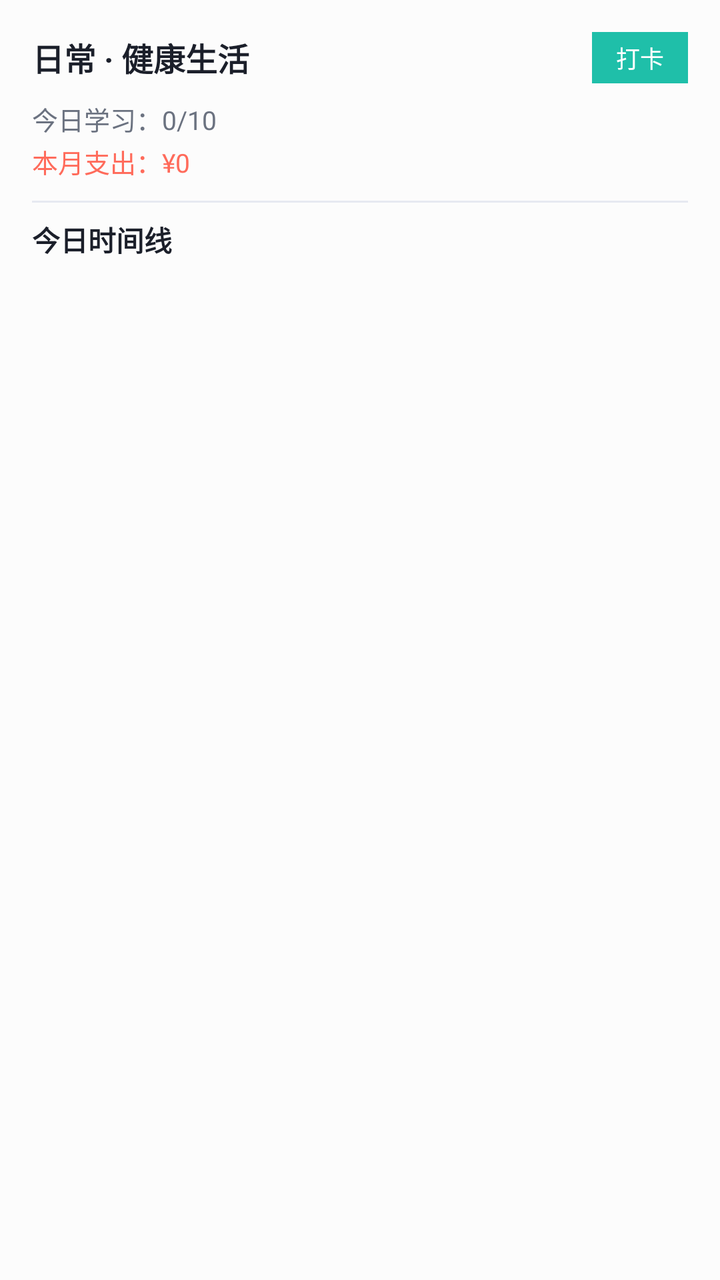
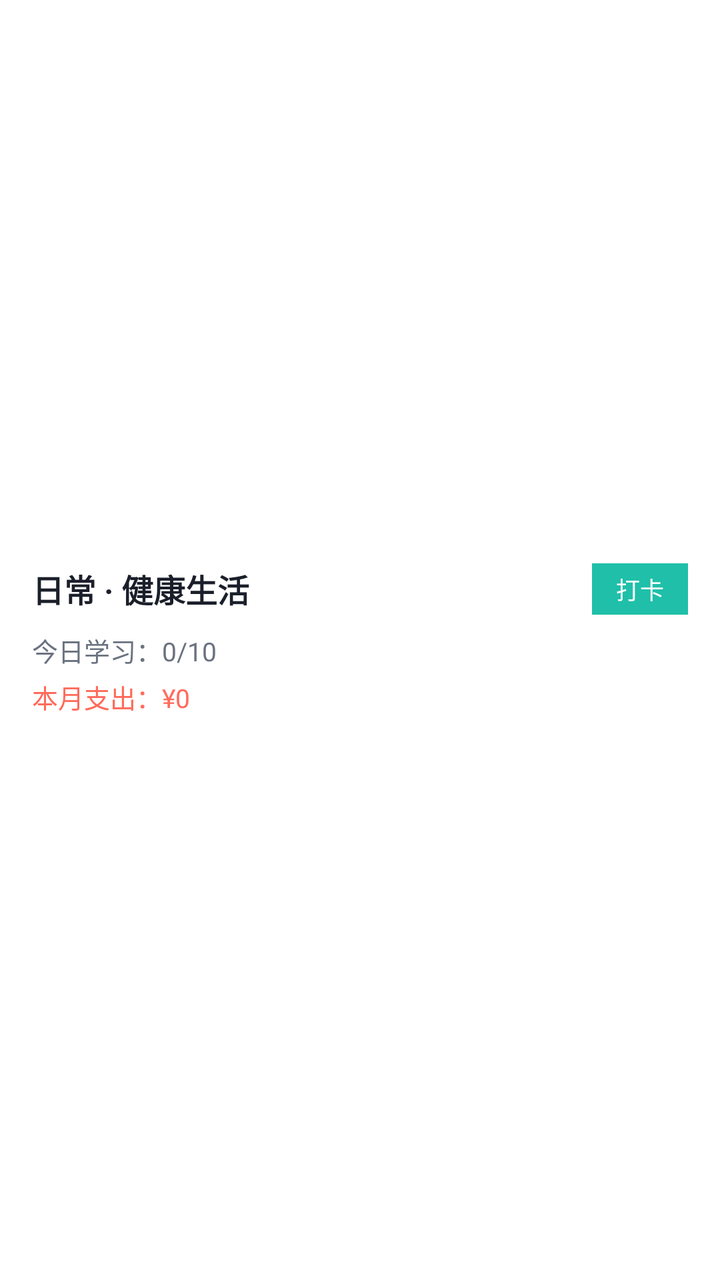

Screens rendered from an Android XML layout before and after an edit, with the pre-edit source and the edit as a unified diff.
<!-- AndroidManifest.xml: application theme Theme.AppCompat.Light.NoActionBar -->
<!-- res/layout/widget_health_card.xml -->
<?xml version="1.0" encoding="utf-8"?>
<LinearLayout xmlns:android="http://schemas.android.com/apk/res/android"
    android:layout_width="match_parent"
    android:layout_height="match_parent"
    android:background="#80FFFFFF"
    android:padding="16dp"
    android:orientation="vertical">

    
    <LinearLayout
        android:layout_width="match_parent"
        android:layout_height="wrap_content"
        android:orientation="horizontal"
        android:gravity="center_vertical">
        <TextView
            android:layout_width="0dp"
            android:layout_weight="1"
            android:layout_height="wrap_content"
            android:text="日常 · 健康生活"
            android:textColor="#1B1F2A"
            android:textSize="16sp"
            android:textStyle="bold" />
        <TextView
            android:id="@+id/widget_btn_checkin"
            android:layout_width="wrap_content"
            android:layout_height="wrap_content"
            android:text="打卡"
            android:background="#1FBFA9"
            android:paddingLeft="12dp"
            android:paddingRight="12dp"
            android:paddingTop="4dp"
            android:paddingBottom="4dp"
            android:textColor="#FFFFFF"
            android:textSize="12sp" />
    </LinearLayout>

    <TextView
        android:id="@+id/widget_progress"
        android:layout_width="wrap_content"
        android:layout_height="wrap_content"
        android:layout_marginTop="8dp"
        android:text="今日学习：0/10"
        android:textColor="#6b7280"
        android:textSize="13sp" />

    <TextView
        android:id="@+id/widget_expense"
        android:layout_width="wrap_content"
        android:layout_height="wrap_content"
        android:layout_marginTop="2dp"
        android:text="本月支出：¥0"
        android:textColor="#FF6B5B"
        android:textSize="13sp" />

    <View
        android:layout_width="match_parent"
        android:layout_height="1dp"
        android:layout_marginTop="10dp"
        android:layout_marginBottom="8dp"
        android:background="#E6E9F1"/>

    <TextView
        android:layout_width="wrap_content"
        android:layout_height="wrap_content"
        android:text="今日时间线"
        android:textColor="#1B1F2A"
        android:textSize="14sp"
        android:textStyle="bold" />

    
    <LinearLayout
        android:layout_width="match_parent"
        android:layout_height="wrap_content"
        android:layout_marginTop="4dp"
        android:orientation="vertical">

        
        <LinearLayout android:id="@+id/widget_todo_item_1" android:layout_width="match_parent" android:layout_height="wrap_content" android:orientation="horizontal" android:gravity="center_vertical" android:paddingTop="4dp" android:paddingBottom="4dp" android:visibility="gone">
            <TextView android:id="@+id/widget_todo_check_1" android:layout_width="20dp" android:layout_height="20dp" android:text="☐" android:textSize="18sp" android:textColor="#1FBFA9" android:gravity="center"/>
            <TextView android:id="@+id/widget_todo_text_1" android:layout_width="wrap_content" android:layout_height="wrap_content" android:layout_marginLeft="8dp" android:textColor="#3A4152" android:textSize="13sp" />
        </LinearLayout>
        
        
        <LinearLayout android:id="@+id/widget_todo_item_2" android:layout_width="match_parent" android:layout_height="wrap_content" android:orientation="horizontal" android:gravity="center_vertical" android:paddingTop="4dp" android:paddingBottom="4dp" android:visibility="gone">
            <TextView android:id="@+id/widget_todo_check_2" android:layout_width="20dp" android:layout_height="20dp" android:text="☐" android:textSize="18sp" android:textColor="#1FBFA9" android:gravity="center"/>
            <TextView android:id="@+id/widget_todo_text_2" android:layout_width="wrap_content" android:layout_height="wrap_content" android:layout_marginLeft="8dp" android:textColor="#3A4152" android:textSize="13sp" />
        </LinearLayout>
        
        
        <LinearLayout android:id="@+id/widget_todo_item_3" android:layout_width="match_parent" android:layout_height="wrap_content" android:orientation="horizontal" android:gravity="center_vertical" android:paddingTop="4dp" android:paddingBottom="4dp" android:visibility="gone">
            <TextView android:id="@+id/widget_todo_check_3" android:layout_width="20dp" android:layout_height="20dp" android:text="☐" android:textSize="18sp" android:textColor="#1FBFA9" android:gravity="center"/>
            <TextView android:id="@+id/widget_todo_text_3" android:layout_width="wrap_content" android:layout_height="wrap_content" android:layout_marginLeft="8dp" android:textColor="#3A4152" android:textSize="13sp" />
        </LinearLayout>

        
        <LinearLayout android:id="@+id/widget_todo_item_4" android:layout_width="match_parent" android:layout_height="wrap_content" android:orientation="horizontal" android:gravity="center_vertical" android:paddingTop="4dp" android:paddingBottom="4dp" android:visibility="gone">
            <TextView android:id="@+id/widget_todo_check_4" android:layout_width="20dp" android:layout_height="20dp" android:text="☐" android:textSize="18sp" android:textColor="#1FBFA9" android:gravity="center"/>
            <TextView android:id="@+id/widget_todo_text_4" android:layout_width="wrap_content" android:layout_height="wrap_content" android:layout_marginLeft="8dp" android:textColor="#3A4152" android:textSize="13sp" />
        </LinearLayout>

        
        <LinearLayout android:id="@+id/widget_todo_item_5" android:layout_width="match_parent" android:layout_height="wrap_content" android:orientation="horizontal" android:gravity="center_vertical" android:paddingTop="4dp" android:paddingBottom="4dp" android:visibility="gone">
            <TextView android:id="@+id/widget_todo_check_5" android:layout_width="20dp" android:layout_height="20dp" android:text="☐" android:textSize="18sp" android:textColor="#1FBFA9" android:gravity="center"/>
            <TextView android:id="@+id/widget_todo_text_5" android:layout_width="wrap_content" android:layout_height="wrap_content" android:layout_marginLeft="8dp" android:textColor="#3A4152" android:textSize="13sp" />
        </LinearLayout>

        
        <LinearLayout android:id="@+id/widget_todo_item_6" android:layout_width="match_parent" android:layout_height="wrap_content" android:orientation="horizontal" android:gravity="center_vertical" android:paddingTop="4dp" android:paddingBottom="4dp" android:visibility="gone">
            <TextView android:id="@+id/widget_todo_check_6" android:layout_width="20dp" android:layout_height="20dp" android:text="☐" android:textSize="18sp" android:textColor="#1FBFA9" android:gravity="center"/>
            <TextView android:id="@+id/widget_todo_text_6" android:layout_width="wrap_content" android:layout_height="wrap_content" android:layout_marginLeft="8dp" android:textColor="#3A4152" android:textSize="13sp" />
        </LinearLayout>
        
        
        <LinearLayout android:id="@+id/widget_todo_item_7" android:layout_width="match_parent" android:layout_height="wrap_content" android:orientation="horizontal" android:gravity="center_vertical" android:paddingTop="4dp" android:paddingBottom="4dp" android:visibility="gone">
            <TextView android:id="@+id/widget_todo_check_7" android:layout_width="20dp" android:layout_height="20dp" android:text="☐" android:textSize="18sp" android:textColor="#1FBFA9" android:gravity="center"/>
            <TextView android:id="@+id/widget_todo_text_7" android:layout_width="wrap_content" android:layout_height="wrap_content" android:layout_marginLeft="8dp" android:textColor="#3A4152" android:textSize="13sp" />
        </LinearLayout>

        
        <LinearLayout android:id="@+id/widget_todo_item_8" android:layout_width="match_parent" android:layout_height="wrap_content" android:orientation="horizontal" android:gravity="center_vertical" android:paddingTop="4dp" android:paddingBottom="4dp" android:visibility="gone">
            <TextView android:id="@+id/widget_todo_check_8" android:layout_width="20dp" android:layout_height="20dp" android:text="☐" android:textSize="18sp" android:textColor="#1FBFA9" android:gravity="center"/>
            <TextView android:id="@+id/widget_todo_text_8" android:layout_width="wrap_content" android:layout_height="wrap_content" android:layout_marginLeft="8dp" android:textColor="#3A4152" android:textSize="13sp" />
        </LinearLayout>

    </LinearLayout>
</LinearLayout>
<!-- resources referenced by this layout -->
<resources>

</resources>

<!-- the commit's change to res/layout/widget_health_card.xml (unified diff, before → after) -->
@@ -2,11 +2,11 @@
 <LinearLayout xmlns:android="http://schemas.android.com/apk/res/android"
     android:layout_width="match_parent"
     android:layout_height="match_parent"
-    android:background="#80FFFFFF"
+    android:background="#FFFFFF"
     android:padding="16dp"
-    android:orientation="vertical">
+    android:orientation="vertical"
+    android:gravity="center_vertical">
 
-    
     <LinearLayout
         android:layout_width="match_parent"
         android:layout_height="wrap_content"
@@ -20,6 +20,8 @@
             android:textColor="#1B1F2A"
             android:textSize="16sp"
             android:textStyle="bold" />
+        
+        
         <TextView
             android:id="@+id/widget_btn_checkin"
             android:layout_width="wrap_content"
@@ -47,80 +49,8 @@
         android:id="@+id/widget_expense"
         android:layout_width="wrap_content"
         android:layout_height="wrap_content"
-        android:layout_marginTop="2dp"
+        android:layout_marginTop="4dp"
         android:text="本月支出：¥0"
         android:textColor="#FF6B5B"
         android:textSize="13sp" />
-
-    <View
-        android:layout_width="match_parent"
-        android:layout_height="1dp"
-        android:layout_marginTop="10dp"
-        android:layout_marginBottom="8dp"
-        android:background="#E6E9F1"/>
-
-    <TextView
-        android:layout_width="wrap_content"
-        android:layout_height="wrap_content"
-        android:text="今日时间线"
-        android:textColor="#1B1F2A"
-        android:textSize="14sp"
-        android:textStyle="bold" />
-
-    
-    <LinearLayout
-        android:layout_width="match_parent"
-        android:layout_height="wrap_content"
-        android:layout_marginTop="4dp"
-        android:orientation="vertical">
-
-        
-        <LinearLayout android:id="@+id/widget_todo_item_1" android:layout_width="match_parent" android:layout_height="wrap_content" android:orientation="horizontal" android:gravity="center_vertical" android:paddingTop="4dp" android:paddingBottom="4dp" android:visibility="gone">
-            <TextView android:id="@+id/widget_todo_check_1" android:layout_width="20dp" android:layout_height="20dp" android:text="☐" android:textSize="18sp" android:textColor="#1FBFA9" android:gravity="center"/>
-            <TextView android:id="@+id/widget_todo_text_1" android:layout_width="wrap_content" android:layout_height="wrap_content" android:layout_marginLeft="8dp" android:textColor="#3A4152" android:textSize="13sp" />
-        </LinearLayout>
-        
-        
-        <LinearLayout android:id="@+id/widget_todo_item_2" android:layout_width="match_parent" android:layout_height="wrap_content" android:orientation="horizontal" android:gravity="center_vertical" android:paddingTop="4dp" android:paddingBottom="4dp" android:visibility="gone">
-            <TextView android:id="@+id/widget_todo_check_2" android:layout_width="20dp" android:layout_height="20dp" android:text="☐" android:textSize="18sp" android:textColor="#1FBFA9" android:gravity="center"/>
-            <TextView android:id="@+id/widget_todo_text_2" android:layout_width="wrap_content" android:layout_height="wrap_content" android:layout_marginLeft="8dp" android:textColor="#3A4152" android:textSize="13sp" />
-        </LinearLayout>
-        
-        
-        <LinearLayout android:id="@+id/widget_todo_item_3" android:layout_width="match_parent" android:layout_height="wrap_content" android:orientation="horizontal" android:gravity="center_vertical" android:paddingTop="4dp" android:paddingBottom="4dp" android:visibility="gone">
-            <TextView android:id="@+id/widget_todo_check_3" android:layout_width="20dp" android:layout_height="20dp" android:text="☐" android:textSize="18sp" android:textColor="#1FBFA9" android:gravity="center"/>
-            <TextView android:id="@+id/widget_todo_text_3" android:layout_width="wrap_content" android:layout_height="wrap_content" android:layout_marginLeft="8dp" android:textColor="#3A4152" android:textSize="13sp" />
-        </LinearLayout>
-
-        
-        <LinearLayout android:id="@+id/widget_todo_item_4" android:layout_width="match_parent" android:layout_height="wrap_content" android:orientation="horizontal" android:gravity="center_vertical" android:paddingTop="4dp" android:paddingBottom="4dp" android:visibility="gone">
-            <TextView android:id="@+id/widget_todo_check_4" android:layout_width="20dp" android:layout_height="20dp" android:text="☐" android:textSize="18sp" android:textColor="#1FBFA9" android:gravity="center"/>
-            <TextView android:id="@+id/widget_todo_text_4" android:layout_width="wrap_content" android:layout_height="wrap_content" android:layout_marginLeft="8dp" android:textColor="#3A4152" android:textSize="13sp" />
-        </LinearLayout>
-
-        
-        <LinearLayout android:id="@+id/widget_todo_item_5" android:layout_width="match_parent" android:layout_height="wrap_content" android:orientation="horizontal" android:gravity="center_vertical" android:paddingTop="4dp" android:paddingBottom="4dp" android:visibility="gone">
-            <TextView android:id="@+id/widget_todo_check_5" android:layout_width="20dp" android:layout_height="20dp" android:text="☐" android:textSize="18sp" android:textColor="#1FBFA9" android:gravity="center"/>
-            <TextView android:id="@+id/widget_todo_text_5" android:layout_width="wrap_content" android:layout_height="wrap_content" android:layout_marginLeft="8dp" android:textColor="#3A4152" android:textSize="13sp" />
-        </LinearLayout>
-
-        
-        <LinearLayout android:id="@+id/widget_todo_item_6" android:layout_width="match_parent" android:layout_height="wrap_content" android:orientation="horizontal" android:gravity="center_vertical" android:paddingTop="4dp" android:paddingBottom="4dp" android:visibility="gone">
-            <TextView android:id="@+id/widget_todo_check_6" android:layout_width="20dp" android:layout_height="20dp" android:text="☐" android:textSize="18sp" android:textColor="#1FBFA9" android:gravity="center"/>
-            <TextView android:id="@+id/widget_todo_text_6" android:layout_width="wrap_content" android:layout_height="wrap_content" android:layout_marginLeft="8dp" android:textColor="#3A4152" android:textSize="13sp" />
-        </LinearLayout>
-        
-        
-        <LinearLayout android:id="@+id/widget_todo_item_7" android:layout_width="match_parent" android:layout_height="wrap_content" android:orientation="horizontal" android:gravity="center_vertical" android:paddingTop="4dp" android:paddingBottom="4dp" android:visibility="gone">
-            <TextView android:id="@+id/widget_todo_check_7" android:layout_width="20dp" android:layout_height="20dp" android:text="☐" android:textSize="18sp" android:textColor="#1FBFA9" android:gravity="center"/>
-            <TextView android:id="@+id/widget_todo_text_7" android:layout_width="wrap_content" android:layout_height="wrap_content" android:layout_marginLeft="8dp" android:textColor="#3A4152" android:textSize="13sp" />
-        </LinearLayout>
-
-        
-        <LinearLayout android:id="@+id/widget_todo_item_8" android:layout_width="match_parent" android:layout_height="wrap_content" android:orientation="horizontal" android:gravity="center_vertical" android:paddingTop="4dp" android:paddingBottom="4dp" android:visibility="gone">
-            <TextView android:id="@+id/widget_todo_check_8" android:layout_width="20dp" android:layout_height="20dp" android:text="☐" android:textSize="18sp" android:textColor="#1FBFA9" android:gravity="center"/>
-            <TextView android:id="@+id/widget_todo_text_8" android:layout_width="wrap_content" android:layout_height="wrap_content" android:layout_marginLeft="8dp" android:textColor="#3A4152" android:textSize="13sp" />
-        </LinearLayout>
-
-    </LinearLayout>
 </LinearLayout>
